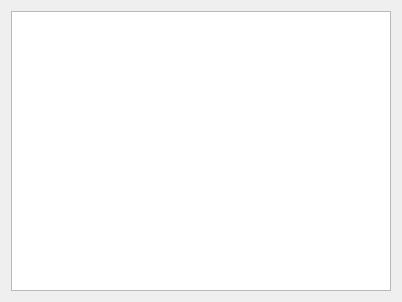
This is src/Widgets/SensorTableWidget.ui in AlexanderMokhov/AR-600Controller as Qt 5 draws it before an edit. The edited form follows.
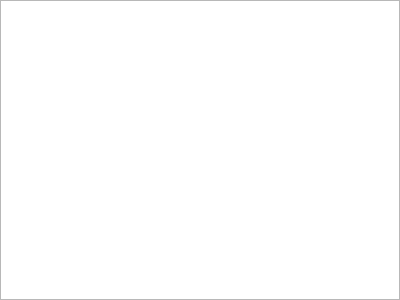
This is the edited form.

Commit message:
Правка интерфейса 2
Добавлены подписи к виджетам, убраны отступы у таблиц, увеличен шрифт у
подписей и заголовков таблиц до 10

```diff
--- a/src/Widgets/SensorTableWidget.ui
+++ b/src/Widgets/SensorTableWidget.ui
@@ -14,6 +14,18 @@
    <string>Form</string>
   </property>
   <layout class="QGridLayout" name="gridLayout">
+   <property name="leftMargin">
+    <number>0</number>
+   </property>
+   <property name="topMargin">
+    <number>0</number>
+   </property>
+   <property name="rightMargin">
+    <number>0</number>
+   </property>
+   <property name="bottomMargin">
+    <number>0</number>
+   </property>
    <item row="0" column="0">
     <widget class="QTableView" name="SensorTableView">
      <property name="minimumSize">
```
The commit also changes 5 other files.
